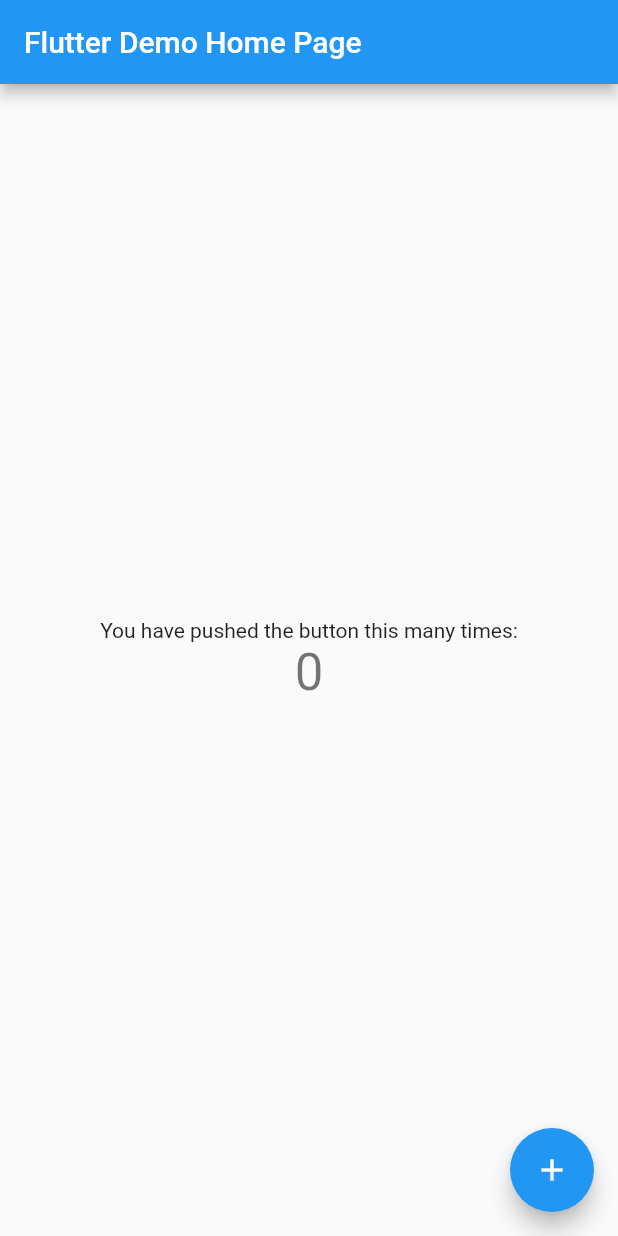
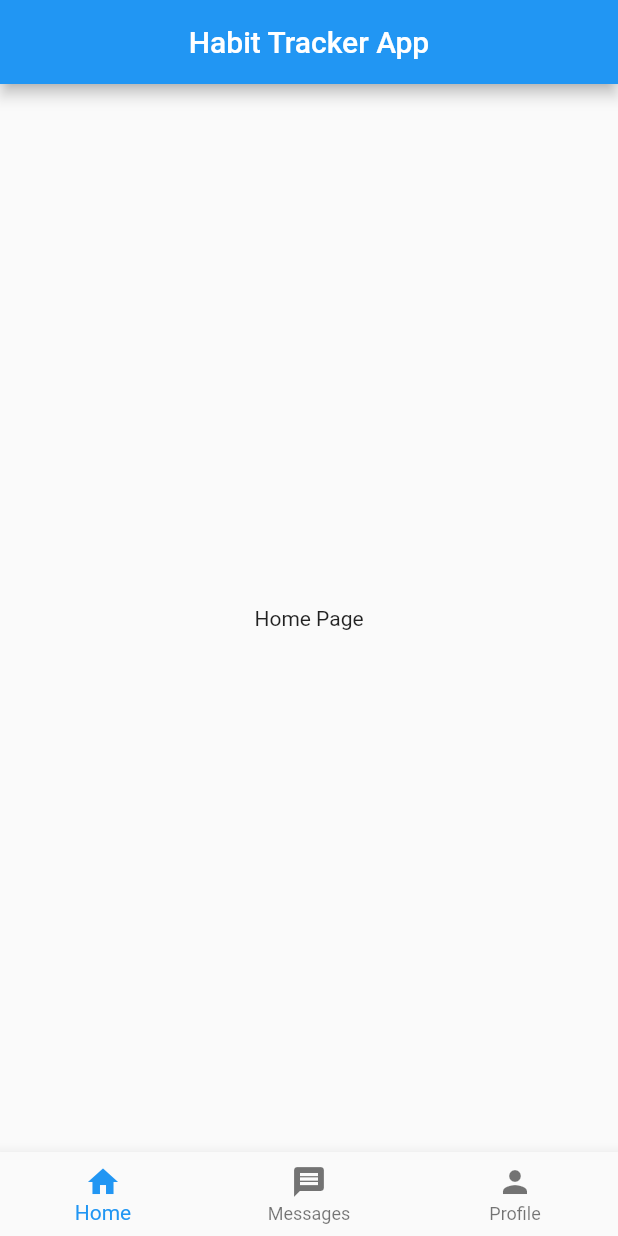
Before and after one commit to IAmMaulik/Mr_Password, a Flutter app: the screen it shows after launch, on a phone screen of 412 x 824 dp. Run offline on Flutter 3.47's test engine with Material 2 defaults, Android fonts, the phone set to English and light mode, and no system bars.

Commit message:
Created a basic bottom navigation bar

```diff
--- /dev/null
+++ b/lib/home.dart
@@ -0,0 +1,12 @@
+import 'package:flutter/material.dart';
+
+class Home extends StatelessWidget {
+  @override
+  Widget build(BuildContext context) {
+    return Container(
+      child: Center(
+        child: Text("Home Page"),
+      ),
+    );
+  }
+}
--- a/lib/main.dart
+++ b/lib/main.dart
@@ -1,113 +1,71 @@
 import 'package:flutter/material.dart';
+import "package:password_manager/home.dart";
+import "package:password_manager/search.dart";
+import "package:password_manager/profile.dart";
 
 void main() {
   runApp(MyApp());
 }
 
 class MyApp extends StatelessWidget {
-  // This widget is the root of your application.
   @override
   Widget build(BuildContext context) {
     return MaterialApp(
-      title: 'Flutter Demo',
-      theme: ThemeData(
-        // This is the theme of your application.
-        //
-        // Try running your application with "flutter run". You'll see the
-        // application has a blue toolbar. Then, without quitting the app, try
-        // changing the primarySwatch below to Colors.green and then invoke
-        // "hot reload" (press "r" in the console where you ran "flutter run",
-        // or simply save your changes to "hot reload" in a Flutter IDE).
-        // Notice that the counter didn't reset back to zero; the application
-        // is not restarted.
-        primarySwatch: Colors.blue,
-      ),
-      home: MyHomePage(title: 'Flutter Demo Home Page'),
+      title: "Navigation",
+      home: Navigation(),
     );
   }
 }
 
-class MyHomePage extends StatefulWidget {
-  MyHomePage({Key? key, required this.title}) : super(key: key);
-
-  // This widget is the home page of your application. It is stateful, meaning
-  // that it has a State object (defined below) that contains fields that affect
-  // how it looks.
-
-  // This class is the configuration for the state. It holds the values (in this
-  // case the title) provided by the parent (in this case the App widget) and
-  // used by the build method of the State. Fields in a Widget subclass are
-  // always marked "final".
-
-  final String title;
+class Navigation extends StatefulWidget {
+  const Navigation({Key? key}) : super(key: key);
 
   @override
-  _MyHomePageState createState() => _MyHomePageState();
+  _NavigationState createState() => _NavigationState();
 }
 
-class _MyHomePageState extends State<MyHomePage> {
-  int _counter = 0;
+class _NavigationState extends State<Navigation> {
+  int _selectedIndex = 0;
+  List<Widget> _widgetOptions = [
+    Home(),
+    Search(),
+    Profile()
+  ];
 
-  void _incrementCounter() {
+  void onItemTap (int index) {
     setState(() {
-      // This call to setState tells the Flutter framework that something has
-      // changed in this State, which causes it to rerun the build method below
-      // so that the display can reflect the updated values. If we changed
-      // _counter without calling setState(), then the build method would not be
-      // called again, and so nothing would appear to happen.
-      _counter++;
+      _selectedIndex = index;
     });
   }
 
   @override
   Widget build(BuildContext context) {
-    // This method is rerun every time setState is called, for instance as done
-    // by the _incrementCounter method above.
-    //
-    // The Flutter framework has been optimized to make rerunning build methods
-    // fast, so that you can just rebuild anything that needs updating rather
-    // than having to individually change instances of widgets.
     return Scaffold(
       appBar: AppBar(
-        // Here we take the value from the MyHomePage object that was created by
-        // the App.build method, and use it to set our appbar title.
-        title: Text(widget.title),
+        title: Text("Habit Tracker App"),
+        centerTitle: true ,
       ),
       body: Center(
-        // Center is a layout widget. It takes a single child and positions it
-        // in the middle of the parent.
-        child: Column(
-          // Column is also a layout widget. It takes a list of children and
-          // arranges them vertically. By default, it sizes itself to fit its
-          // children horizontally, and tries to be as tall as its parent.
-          //
-          // Invoke "debug painting" (press "p" in the console, choose the
-          // "Toggle Debug Paint" action from the Flutter Inspector in Android
-          // Studio, or the "Toggle Debug Paint" command in Visual Studio Code)
-          // to see the wireframe for each widget.
-          //
-          // Column has various properties to control how it sizes itself and
-          // how it positions its children. Here we use mainAxisAlignment to
-          // center the children vertically; the main axis here is the vertical
-          // axis because Columns are vertical (the cross axis would be
-          // horizontal).
-          mainAxisAlignment: MainAxisAlignment.center,
-          children: <Widget>[
-            Text(
-              'You have pushed the button this many times:',
-            ),
-            Text(
-              '$_counter',
-              style: Theme.of(context).textTheme.headline4,
-            ),
-          ],
-        ),
+        child: _widgetOptions[_selectedIndex],
       ),
-      floatingActionButton: FloatingActionButton(
-        onPressed: _incrementCounter,
-        tooltip: 'Increment',
-        child: Icon(Icons.add),
-      ), // This trailing comma makes auto-formatting nicer for build methods.
+      bottomNavigationBar: BottomNavigationBar(
+        items: [
+          BottomNavigationBarItem(
+            icon: Icon(Icons.home),
+            label: "Home",
+          ),
+          BottomNavigationBarItem(
+            icon: Icon(Icons.message),
+            label: "Messages",
+          ),
+          BottomNavigationBarItem(
+            icon: Icon(Icons.person),
+            label: "Profile",
+          ),
+        ],
+        currentIndex: _selectedIndex,
+        onTap: onItemTap,
+      ),
     );
   }
 }
--- /dev/null
+++ b/lib/profile.dart
@@ -0,0 +1,12 @@
+import 'package:flutter/material.dart';
+
+class Profile extends StatelessWidget {
+  @override
+  Widget build(BuildContext context) {
+    return Container(
+      child: Center(
+        child: Text("Profile Page")
+      ),
+    );
+  }
+}
--- /dev/null
+++ b/lib/search.dart
@@ -0,0 +1,12 @@
+import 'package:flutter/material.dart';
+
+class Search extends StatelessWidget {
+  @override
+  Widget build(BuildContext context) {
+    return Container(
+      child: Center(
+          child: Text("Search Page")
+      ),
+    );
+  }
+}
```
